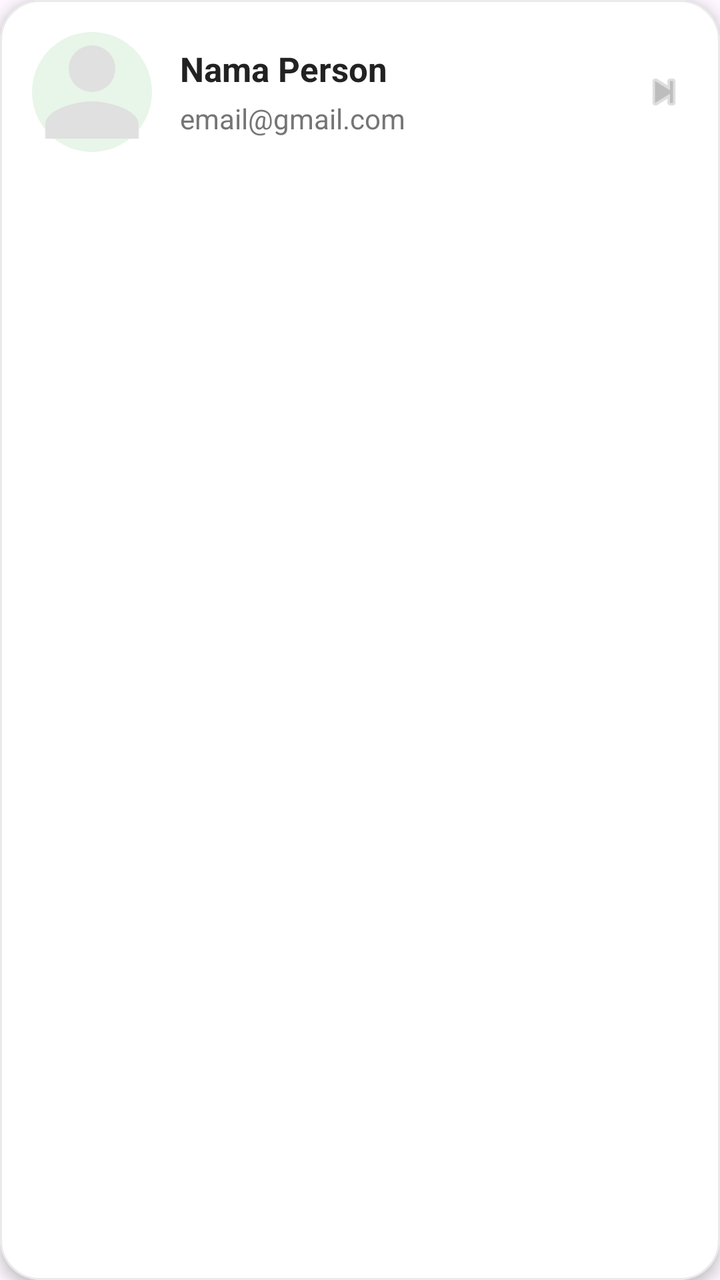
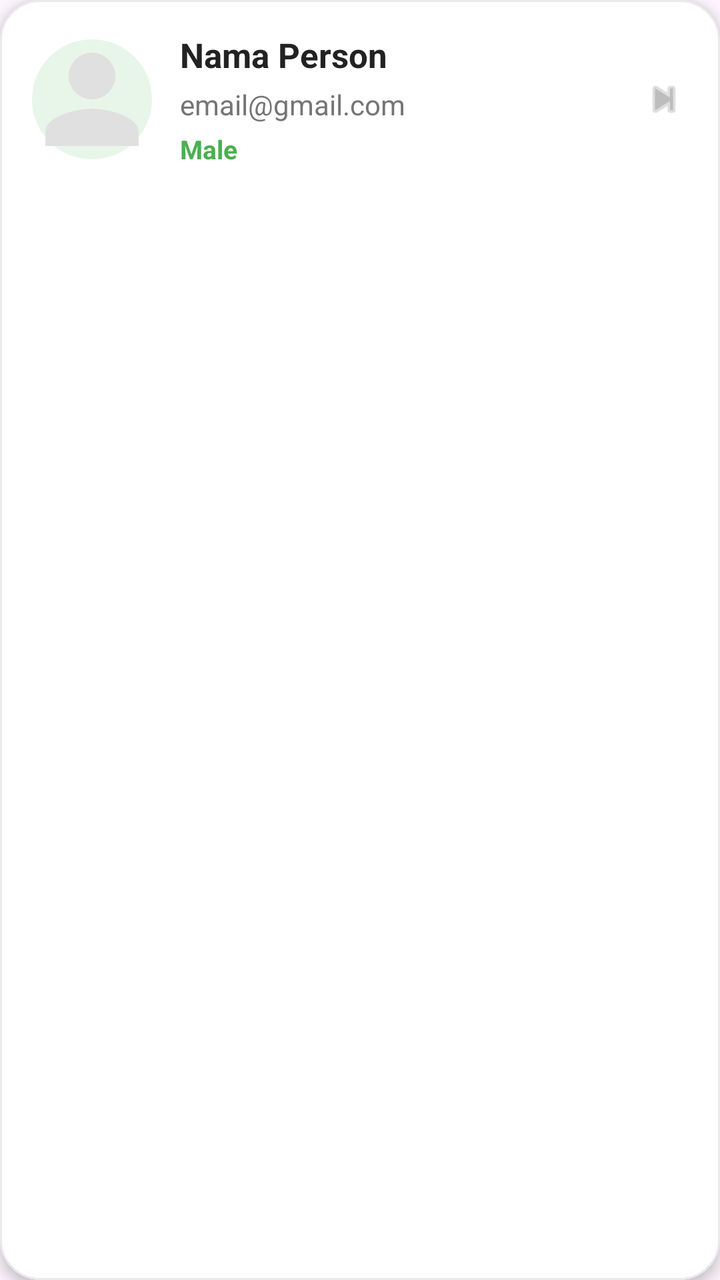

The first picture is an Android layout as it rendered before a commit; the second is the same layout after the commit. The layout source and the unified diff follow.
<!-- AndroidManifest.xml: application theme Theme.NusaPerson -->
<!-- res/layout/item_person.xml -->
<?xml version="1.0" encoding="utf-8"?>
<com.google.android.material.card.MaterialCardView
    xmlns:android="http://schemas.android.com/apk/res/android"
    xmlns:app="http://schemas.android.com/apk/res-auto"
    android:layout_width="match_parent"
    android:layout_height="wrap_content"
    android:layout_marginStart="16dp"
    android:layout_marginEnd="16dp"
    android:layout_marginTop="8dp"
    android:layout_marginBottom="8dp"
    app:cardBackgroundColor="#FFFFFF"
    app:cardCornerRadius="20dp"
    app:cardElevation="4dp"
    app:strokeColor="#EAEAEA"
    app:strokeWidth="1dp">

    <LinearLayout
        android:layout_width="match_parent"
        android:layout_height="wrap_content"
        android:gravity="center_vertical"
        android:orientation="horizontal"
        android:padding="16dp">

        
        <ImageView
            android:id="@+id/imgProfile"
            android:layout_width="60dp"
            android:layout_height="60dp"
            android:background="@drawable/bg_profile_circle"
            android:padding="2dp"
            android:scaleType="centerCrop"
            android:src="@drawable/ic_profile_placeholder"/>

        
        <LinearLayout
            android:layout_width="0dp"
            android:layout_height="wrap_content"
            android:layout_marginStart="14dp"
            android:layout_weight="1"
            android:orientation="vertical">

            
            <TextView
                android:id="@+id/tvName"
                android:layout_width="wrap_content"
                android:layout_height="wrap_content"
                android:text="Nama Person"
                android:textColor="#222222"
                android:textSize="17sp"
                android:textStyle="bold"/>

            
            <TextView
                android:id="@+id/tvEmail"
                android:layout_width="wrap_content"
                android:layout_height="wrap_content"
                android:layout_marginTop="4dp"
                android:text="email@gmail.com"
                android:textColor="#757575"
                android:textSize="14sp"/>

        </LinearLayout>

        
        <ImageView
            android:layout_width="24dp"
            android:layout_height="24dp"
            android:src="@android:drawable/ic_media_next"
            app:tint="#BDBDBD"/>

    </LinearLayout>

</com.google.android.material.card.MaterialCardView>
<!-- resources referenced by this layout -->
<resources>
  <!-- drawable bg_profile_circle (drawable) -->
  <?xml version="1.0" encoding="utf-8"?>
  <shape xmlns:android="http://schemas.android.com/apk/res/android"
      android:shape="oval">
  
      <solid android:color="#E8F5E9"/>
  
  </shape>
  <!-- drawable ic_profile_placeholder (drawable) -->
  <vector xmlns:android="http://schemas.android.com/apk/res/android"
      android:width="24dp"
      android:height="24dp"
      android:viewportWidth="24"
      android:viewportHeight="24">
  
      <path
          android:fillColor="#E0E0E0"
          android:pathData="M12,12A5,5 0,1 0,12 2A5,5 0,0 0,12 12ZM12,14C8.67,14 2,15.67 2,19V22H22V19C22,15.67 15.33,14 12,14Z"/>
  </vector>
  <style name="Theme.NusaPerson" parent="Base.Theme.NusaPerson" />
  <style name="Base.Theme.NusaPerson" parent="Theme.Material3.DayNight.NoActionBar">
  
          
          <item name="colorPrimary">@color/purple_500</item>
          <item name="colorOnPrimary">@color/white</item>
  
          
          <item name="colorSurface">@color/purple_500</item>
          <item name="colorOnSurface">@color/white</item>
  
          
          <item name="android:statusBarColor">@color/purple_700</item>
  
      </style>
  <color name="purple_500">#6200EE</color>
  <color name="white">#FFFFFFFF</color>
  <color name="purple_700">#3700B3</color>
</resources>

<!-- the commit's change to res/layout/item_person.xml (unified diff, before → after) -->
@@ -59,6 +59,17 @@
                 android:textColor="#757575"
                 android:textSize="14sp"/>
 
+            
+            <TextView
+                android:id="@+id/tvGender"
+                android:layout_width="wrap_content"
+                android:layout_height="wrap_content"
+                android:layout_marginTop="4dp"
+                android:text="Male"
+                android:textColor="#4CAF50"
+                android:textSize="13sp"
+                android:textStyle="bold"/>
+
         </LinearLayout>
 
         
